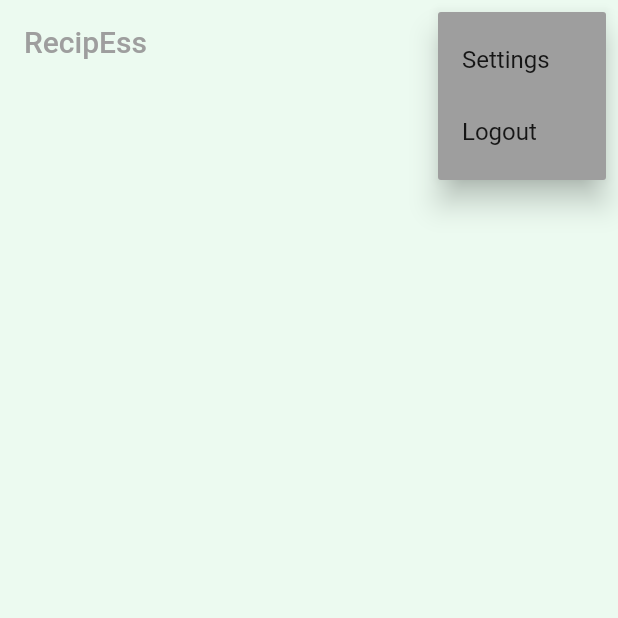
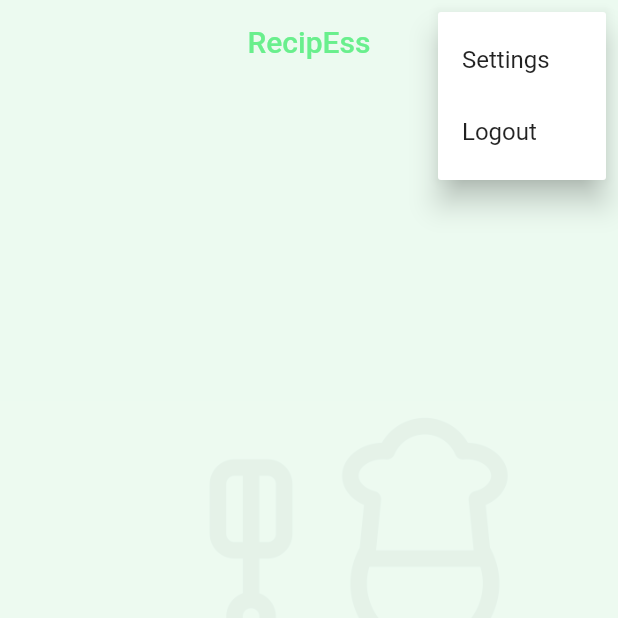
Before and after one commit to essence-lai/recipess, a Flutter app: the screen it shows once a user with an empty profile is signed in, after a tap on the "more vert" icon, on a phone screen of 412 x 824 dp, the top half of it. Run offline on Flutter 3.47's test engine with Material 2 defaults, Android fonts, the phone set to English and light mode, and no system bars; our stand-ins replace cloud_firestore, firebase_auth, flutter_spinkit; accounts and stored records are empty; Roboto replaces fonts that are missing (Lexend Deca).

Commit message:
make contacts look pretty

```diff
--- a/lib/main.dart
+++ b/lib/main.dart
@@ -19,7 +19,7 @@ class MyApp extends StatelessWidget {
             primaryColor: Color(0xff69EF8D),
             accentColor: Color(0xffECFAF0),
             primaryTextTheme:  TextTheme(
-              title: TextStyle(color: Colors.grey),
+              title: TextStyle(color: Color(0xff69EF8D)),
             ),
             accentTextTheme: TextTheme(
               title: TextStyle(color: Colors.pinkAccent),
--- a/lib/screens/home/home.dart
+++ b/lib/screens/home/home.dart
@@ -36,11 +36,12 @@ class Home extends StatelessWidget {
         backgroundColor: Color(0xffECFAF0),
         appBar: AppBar(
           title: Text('RecipEss'),
+          centerTitle: true,
           backgroundColor: Color(0xffECFAF0),
           elevation: 0.0,
           actions: <Widget>[
             PopupMenuButton(
-              color: Colors.grey,
+              color: Colors.white,
               onSelected: _choiceAction,
               itemBuilder: ( BuildContext context) => [
                 const PopupMenuItem(
@@ -55,7 +56,15 @@ class Home extends StatelessWidget {
             ),
           ],
         ),
-        body: UsersList(),
+        body: Container (
+          decoration: BoxDecoration(
+            image: DecorationImage(
+              colorFilter: ColorFilter.mode(Colors.white.withOpacity(0.03), BlendMode.dstATop),
+              image: AssetImage('assets/background.png'),
+            )
+          ),
+          child: UsersList()
+        ),
       )
     );
   }
--- a/lib/screens/home/user_tile.dart
+++ b/lib/screens/home/user_tile.dart
@@ -15,7 +15,9 @@ class UserTile extends StatelessWidget {
         child: ListTile(
           leading: CircleAvatar(
             radius: 25.0,
-            backgroundColor: Colors.pink[user.hunger]),
+            backgroundColor: Colors.pink[user.hunger],
+            backgroundImage: AssetImage('assets/hunger.png'),
+            ),
           title: Text(user.name),
           subtitle: Text('Current Mood: ' + user.mood),
         ),
--- a/pubspec.yaml
+++ b/pubspec.yaml
@@ -48,6 +48,8 @@ flutter:
   # assets:
   #  - images/a_dot_burr.jpeg
   #  - images/a_dot_ham.jpeg
+  assets:
+    - assets/
 
   # An image asset can refer to one or more resolution-specific "variants", see
   # https://flutter.dev/assets-and-images/#resolution-aware.
```
Also changed, not shown: assets/background.png (added), assets/hunger.png (added).
